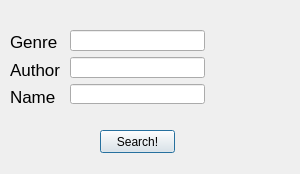
Above: courses/prog_base_3/project/Kyrs/search.ui from antonmazun/gogog before the change. Below: the same form after it.
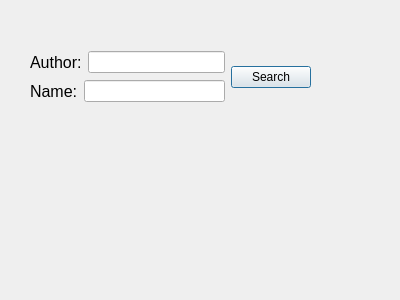
That is the form after the change.

What changed in the file:
```diff
--- a/courses/prog_base_3/project/Kyrs/search.ui
+++ b/courses/prog_base_3/project/Kyrs/search.ui
@@ -6,120 +6,69 @@
    <rect>
     <x>0</x>
     <y>0</y>
-    <width>300</width>
-    <height>174</height>
+    <width>400</width>
+    <height>300</height>
    </rect>
   </property>
   <property name="windowTitle">
    <string>Dialog</string>
   </property>
-  <widget class="QPushButton" name="pushButton">
-   <property name="geometry">
-    <rect>
-     <x>100</x>
-     <y>130</y>
-     <width>75</width>
-     <height>23</height>
-    </rect>
-   </property>
-   <property name="text">
-    <string>Search!</string>
-   </property>
-  </widget>
   <widget class="QWidget" name="">
    <property name="geometry">
     <rect>
-     <x>70</x>
-     <y>30</y>
-     <width>135</width>
-     <height>74</height>
+     <x>30</x>
+     <y>50</y>
+     <width>281</width>
+     <height>54</height>
     </rect>
    </property>
+   <layout class="QHBoxLayout" name="horizontalLayout_3">
+    <item>
    <layout class="QVBoxLayout" name="verticalLayout">
     <item>
-     <widget class="QLineEdit" name="lineEdit">
-      <property name="autoFillBackground">
-       <bool>false</bool>
-      </property>
-      <property name="dragEnabled">
-       <bool>false</bool>
-      </property>
-      <property name="readOnly">
-       <bool>false</bool>
-      </property>
-     </widget>
-    </item>
-    <item>
-     <widget class="QLineEdit" name="lineEdit_2">
-      <property name="autoFillBackground">
-       <bool>false</bool>
-      </property>
-      <property name="dragEnabled">
-       <bool>false</bool>
-      </property>
-      <property name="readOnly">
-       <bool>false</bool>
-      </property>
-     </widget>
-    </item>
-    <item>
-     <widget class="QLineEdit" name="lineEdit_3">
-      <property name="autoFillBackground">
-       <bool>false</bool>
-      </property>
-      <property name="dragEnabled">
-       <bool>false</bool>
-      </property>
-      <property name="readOnly">
-       <bool>false</bool>
-      </property>
-     </widget>
-    </item>
-   </layout>
-  </widget>
-  <widget class="QWidget" name="">
-   <property name="geometry">
-    <rect>
-     <x>10</x>
-     <y>31</y>
-     <width>52</width>
-     <height>77</height>
-    </rect>
-   </property>
-   <layout class="QVBoxLayout" name="verticalLayout_2">
+       <layout class="QHBoxLayout" name="horizontalLayout">
     <item>
      <widget class="QLabel" name="label">
       <property name="font">
        <font>
-        <pointsize>13</pointsize>
+            <pointsize>12</pointsize>
        </font>
       </property>
       <property name="text">
-       <string>Genre</string>
+           <string>Author:</string>
       </property>
      </widget>
     </item>
+        <item>
+         <widget class="QLineEdit" name="lineEdit"/>
+        </item>
+       </layout>
+      </item>
+      <item>
+       <layout class="QHBoxLayout" name="horizontalLayout_2">
     <item>
      <widget class="QLabel" name="label_2">
       <property name="font">
        <font>
-        <pointsize>13</pointsize>
+            <pointsize>12</pointsize>
        </font>
       </property>
       <property name="text">
-       <string>Author</string>
+           <string>Name:</string>
       </property>
      </widget>
     </item>
     <item>
-     <widget class="QLabel" name="label_3">
-      <property name="font">
-       <font>
-        <pointsize>13</pointsize>
-       </font>
-      </property>
+         <widget class="QLineEdit" name="lineEdit_2"/>
+        </item>
+       </layout>
+      </item>
+     </layout>
+    </item>
+    <item>
+     <widget class="QPushButton" name="pushButton">
       <property name="text">
-       <string>Name</string>
+       <string>Search</string>
       </property>
      </widget>
     </item>
```
Left out of the diff: 10 changed lines with no effect on the pictures. Lines whose indentation alone changed are shown as unchanged.
